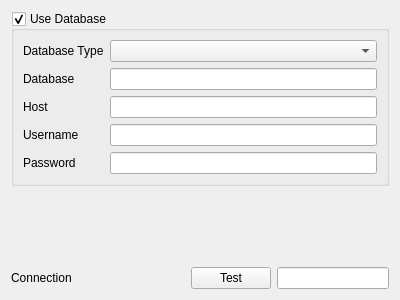
davesrocketshop/FreeCAD, file src/Mod/Material/Gui/DlgSettingsDatabase.ui: the form before one commit.
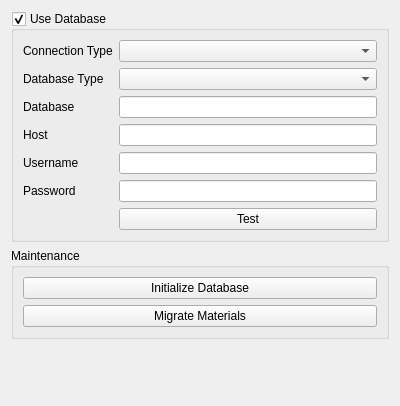
The form after the commit. Custom widgets are drawn as their Qt base class.

Commit message: Add Database class

The edit to the form file:
```diff
--- a/src/Mod/Material/Gui/DlgSettingsDatabase.ui
+++ b/src/Mod/Material/Gui/DlgSettingsDatabase.ui
@@ -7,7 +7,7 @@
     <x>0</x>
     <y>0</y>
     <width>400</width>
-    <height>300</height>
+    <height>406</height>
    </rect>
   </property>
   <property name="windowTitle">
@@ -23,7 +23,7 @@
       <bool>true</bool>
      </property>
      <layout class="QGridLayout" name="gridLayout_2">
-      <item row="5" column="2">
+      <item row="6" column="2">
        <widget class="Gui::PrefLineEdit" name="inputPassword">
         <property name="prefEntry" stdset="0">
          <cstring>Password</cstring>
@@ -33,21 +33,38 @@
         </property>
        </widget>
       </item>
-      <item row="2" column="0">
+      <item row="3" column="0">
        <widget class="QLabel" name="label_2">
         <property name="text">
          <string>Host</string>
         </property>
        </widget>
       </item>
-      <item row="1" column="0">
+      <item row="7" column="2">
+       <widget class="QPushButton" name="buttonTest">
+        <property name="text">
+         <string>Test</string>
+        </property>
+       </widget>
+      </item>
+      <item row="2" column="0">
        <widget class="QLabel" name="label_3">
         <property name="text">
          <string>Database</string>
         </property>
        </widget>
       </item>
-      <item row="4" column="0">
+      <item row="2" column="2">
+       <widget class="Gui::PrefLineEdit" name="inputDatabase">
+        <property name="prefEntry" stdset="0">
+         <cstring>Database</cstring>
+        </property>
+        <property name="prefPath" stdset="0">
+         <cstring>Mod/Material/Database</cstring>
+        </property>
+       </widget>
+      </item>
+      <item row="5" column="0">
        <widget class="QLabel" name="label_4">
         <property name="text">
          <string>Username</string>
@@ -57,18 +74,18 @@
       <item row="0" column="0">
        <widget class="QLabel" name="label">
         <property name="text">
-         <string>Database Type</string>
+         <string>Connection Type</string>
         </property>
        </widget>
       </item>
-      <item row="5" column="0">
+      <item row="6" column="0">
        <widget class="QLabel" name="label_5">
         <property name="text">
          <string>Password</string>
         </property>
        </widget>
       </item>
-      <item row="2" column="2">
+      <item row="3" column="2">
        <widget class="Gui::PrefLineEdit" name="inputHostname">
         <property name="prefEntry" stdset="0">
          <cstring>Host</cstring>
@@ -78,7 +95,7 @@
         </property>
        </widget>
       </item>
-      <item row="4" column="2">
+      <item row="5" column="2">
        <widget class="Gui::PrefLineEdit" name="inputUsername">
         <property name="prefEntry" stdset="0">
          <cstring>Username</cstring>
@@ -89,7 +106,7 @@
        </widget>
       </item>
       <item row="0" column="2">
-       <widget class="Gui::PrefComboBox" name="comboDBType">
+       <widget class="Gui::PrefComboBox" name="comboConnectionType">
         <property name="currentText">
          <string notr="true"/>
         </property>
@@ -101,8 +118,15 @@
         </property>
        </widget>
       </item>
+      <item row="1" column="0">
+       <widget class="QLabel" name="label_6">
+        <property name="text">
+         <string>Database Type</string>
+        </property>
+       </widget>
+      </item>
       <item row="1" column="2">
-       <widget class="Gui::PrefLineEdit" name="inputDatabase">
+       <widget class="Gui::PrefComboBox" name="comboDBType">
         <property name="prefEntry" stdset="0">
          <cstring>Database</cstring>
         </property>
@@ -114,6 +138,35 @@
      </layout>
     </widget>
    </item>
+   <item>
+    <widget class="QGroupBox" name="groupBox">
+     <property name="title">
+      <string>Maintenance</string>
+     </property>
+     <layout class="QGridLayout" name="gridLayout">
+      <item row="0" column="0">
+       <widget class="QPushButton" name="buttonInitialize">
+        <property name="toolTip">
+         <string>Initialize the database for first use</string>
+        </property>
+        <property name="text">
+         <string>Initialize Database</string>
+        </property>
+       </widget>
+      </item>
+      <item row="1" column="0">
+       <widget class="QPushButton" name="buttonMigrate">
+        <property name="toolTip">
+         <string>Copy materials from the local file system to the database</string>
+        </property>
+        <property name="text">
+         <string>Migrate Materials</string>
+        </property>
+       </widget>
+      </item>
+     </layout>
+    </widget>
+   </item>
    <item>
     <spacer name="verticalSpacer">
      <property name="orientation">
@@ -127,44 +180,6 @@
      </property>
     </spacer>
    </item>
-   <item>
-    <layout class="QHBoxLayout" name="horizontalLayout">
-     <item>
-      <widget class="QLabel" name="label_6">
-       <property name="text">
-        <string>Connection</string>
-       </property>
-      </widget>
-     </item>
-     <item>
-      <spacer name="horizontalSpacer">
-       <property name="orientation">
-        <enum>Qt::Horizontal</enum>
-       </property>
-       <property name="sizeHint" stdset="0">
-        <size>
-         <width>40</width>
-         <height>20</height>
-        </size>
-       </property>
-      </spacer>
-     </item>
-     <item>
-      <widget class="QPushButton" name="buttonTest">
-       <property name="text">
-        <string>Test</string>
-       </property>
-      </widget>
-     </item>
-     <item>
-      <widget class="QLineEdit" name="inputStatus">
-       <property name="readOnly">
-        <bool>true</bool>
-       </property>
-      </widget>
-     </item>
-    </layout>
-   </item>
   </layout>
  </widget>
  <customwidgets>
```
Left out of the diff: 4 changed lines with no effect on the pictures. The commit also changes 4 other files.
